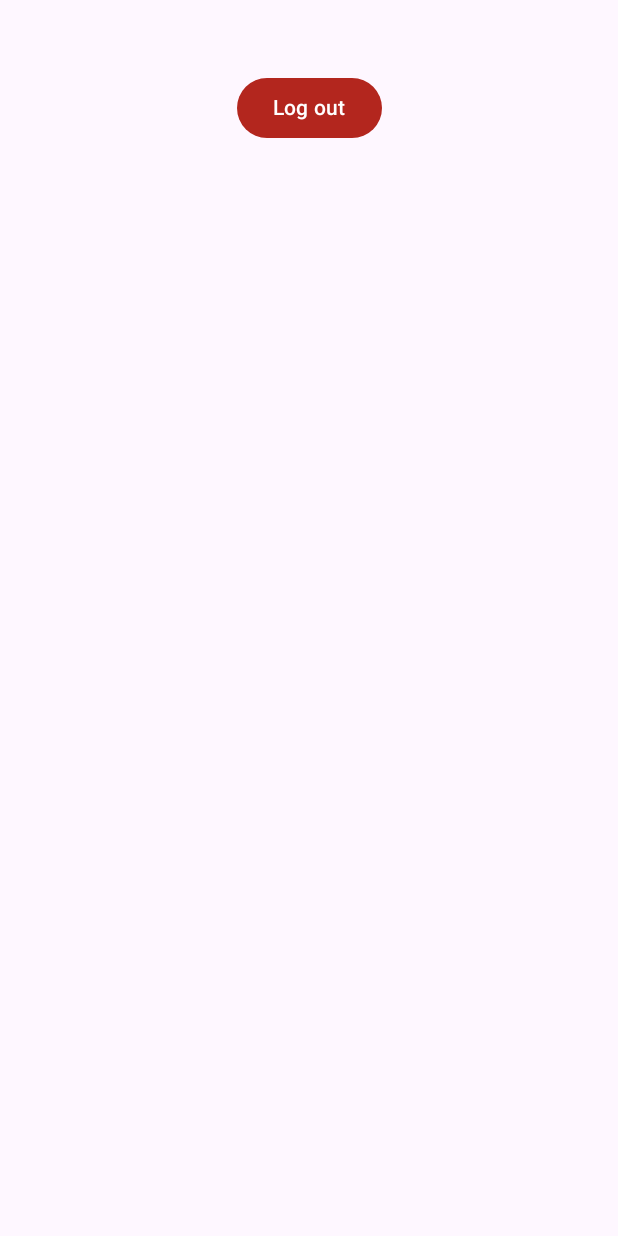
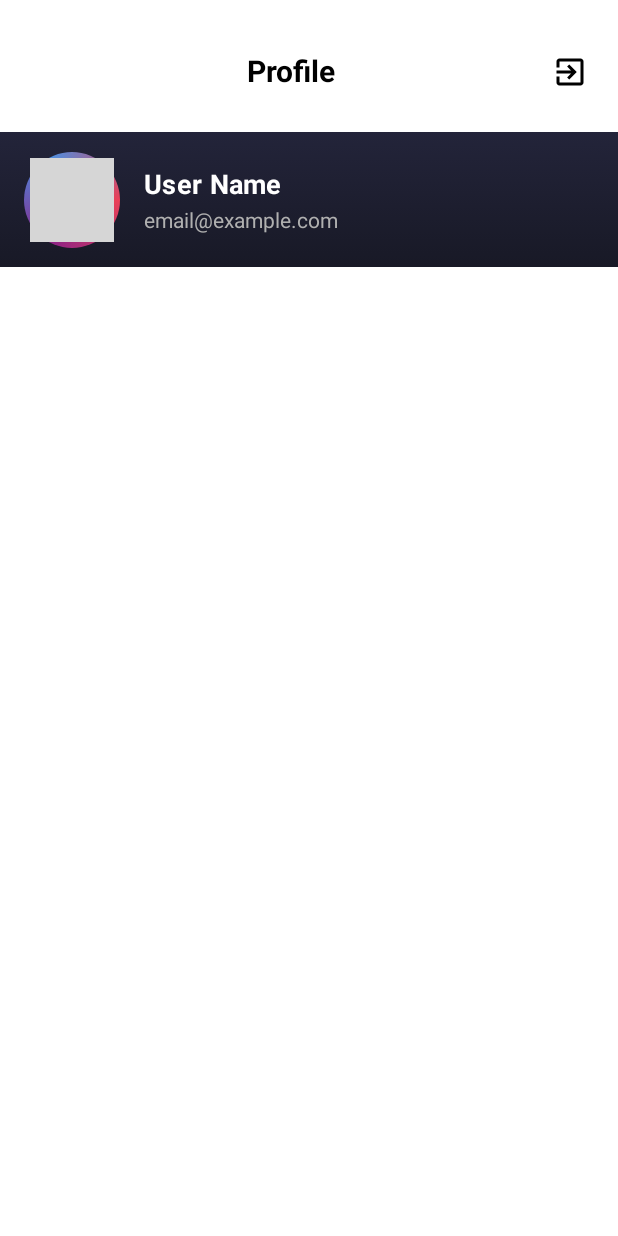
Before and after one commit to MishaNikolaev/Groovy-KMP, an Android app built with Jetpack Compose: the composable ProfileScreen called with empty values, on a phone screen of 412 x 824 dp. Run offline under Robolectric (Android 15) with nearby library versions, the phone set to English and light mode, and no system bars; our stand-ins replace Compose Multiplatform resources; 3 statements that could not run were skipped; grey boxes are pictures that could not be loaded.

Commit message:
Profile some ui changes

```diff
--- a/shared/src/commonMain/kotlin/com/nmichail/groovy_kmp/presentation/screen/profile/ProfileScreen.kt
+++ b/shared/src/commonMain/kotlin/com/nmichail/groovy_kmp/presentation/screen/profile/ProfileScreen.kt
@@ -1,60 +1,138 @@
 package com.nmichail.groovy_kmp.presentation.screen.profile
 
+import androidx.compose.foundation.Image
+import androidx.compose.foundation.background
 import androidx.compose.foundation.layout.*
-import androidx.compose.material3.*
+import androidx.compose.foundation.shape.CircleShape
+import androidx.compose.material.icons.Icons
+import androidx.compose.material.icons.filled.ExitToApp
+import androidx.compose.material3.AlertDialog
+import androidx.compose.material3.Icon
+import androidx.compose.material3.IconButton
+import androidx.compose.material3.MaterialTheme
+import androidx.compose.material3.Surface
+import androidx.compose.material3.Text
+import androidx.compose.material3.TextButton
 import androidx.compose.runtime.*
 import androidx.compose.ui.Alignment
 import androidx.compose.ui.Modifier
+import androidx.compose.ui.draw.clip
+import androidx.compose.ui.draw.shadow
+import androidx.compose.ui.graphics.Brush
+import androidx.compose.ui.graphics.Color
+import androidx.compose.ui.layout.ContentScale
+import androidx.compose.ui.text.font.FontWeight
 import androidx.compose.ui.unit.dp
+import androidx.compose.ui.unit.sp
+import org.jetbrains.compose.resources.painterResource
+import groovy_kmp.shared.generated.resources.Res
+import groovy_kmp.shared.generated.resources.profile_image_gray
 
 @Composable
 fun ProfileScreen(
     email: String?,
     username: String?,
-    onLogout: () -> Unit
+    onLogout: () -> Unit,
+    onBack: (() -> Unit)? = null
 ) {
     var showDialog by remember { mutableStateOf(false) }
-    Box(
-        modifier = Modifier.fillMaxSize(),
-        contentAlignment = Alignment.TopCenter
-    ) {
-        Column(
+    Column(modifier = Modifier.fillMaxSize().background(Color.White)) {
+        Spacer(modifier = Modifier.height(24.dp))
+        Row(
             modifier = Modifier
                 .fillMaxWidth()
-                .padding(top = 48.dp, start = 24.dp, end = 24.dp),
-            horizontalAlignment = Alignment.CenterHorizontally
+                .background(Color.White)
+                .padding(start = 8.dp, end = 8.dp, bottom = 0.dp),
+            verticalAlignment = Alignment.CenterVertically,
+            horizontalArrangement = Arrangement.SpaceBetween
         ) {
-            if (!email.isNullOrBlank()) {
-                Text(text = "Email: $email", style = MaterialTheme.typography.titleMedium)
-                Spacer(modifier = Modifier.height(8.dp))
-            }
-            if (!username.isNullOrBlank()) {
-                Text(text = "Username: $username", style = MaterialTheme.typography.titleMedium)
-                Spacer(modifier = Modifier.height(24.dp))
-            }
-            Button(
-                onClick = { showDialog = true },
-                colors = ButtonDefaults.buttonColors(containerColor = MaterialTheme.colorScheme.error)
-            ) {
-                Text("Log out", color = MaterialTheme.colorScheme.onError)
+            Spacer(modifier = Modifier.width(24.dp))
+            Text(
+                text = "Profile",
+                style = MaterialTheme.typography.headlineSmall.copy(fontWeight = FontWeight.Bold, fontSize = 20.sp),
+                color = Color.Black
+            )
+            IconButton(onClick = { showDialog = true }) {
+                Icon(Icons.Filled.ExitToApp, contentDescription = "Logout", tint = Color.Black, modifier = Modifier.size(24.dp))
             }
         }
+        Spacer(modifier = Modifier.height(16.dp))
+        Box(
+            modifier = Modifier
+                .fillMaxWidth()
+                .height(90.dp)
+                .background(
+                    Brush.verticalGradient(
+                        listOf(Color(0xFF23243A), Color(0xFF181926))
+                    )
+                ),
+            contentAlignment = Alignment.CenterStart
+        ) {
+            Row(
+                modifier = Modifier
+                    .fillMaxHeight()
+                    .fillMaxWidth()
+                    .padding(start = 16.dp, end = 16.dp),
+                verticalAlignment = Alignment.CenterVertically
+            ) {
+                Box(
+                    modifier = Modifier
+                        .size(64.dp)
+                        .background(
+                            brush = Brush.sweepGradient(
+                                listOf(
+                                    Color(0xFFE94057),
+                                    Color(0xFF8A2387),
+                                    Color(0xFF4A90E2),
+                                    Color(0xFFE94057)
+                                )
+                            ),
+                            shape = CircleShape
+                        ),
+                    contentAlignment = Alignment.Center
+                ) {
+                    Image(
+                        painter = painterResource(Res.drawable.profile_image_gray),
+                        contentDescription = "Avatar",
+                        modifier = Modifier.size(56.dp).clip(CircleShape),
+                        contentScale = ContentScale.Crop
+                    )
+                }
+                Spacer(modifier = Modifier.width(16.dp))
+                Column(
+                    verticalArrangement = Arrangement.Center
+                ) {
+                    Text(
+                        text = username ?: "User Name",
+                        style = MaterialTheme.typography.titleMedium.copy(fontWeight = FontWeight.Bold, fontSize = 18.sp),
+                        color = Color.White
+                    )
+                    Spacer(modifier = Modifier.height(4.dp))
+                    Text(
+                        text = email ?: "email@example.com",
+                        style = MaterialTheme.typography.bodyMedium.copy(color = Color(0xFFB0B0B0), fontSize = 14.sp),
+                        color = Color(0xFFB0B0B0)
+                    )
+                }
+            }
+        }
+        Spacer(modifier = Modifier.height(16.dp))
         if (showDialog) {
             AlertDialog(
                 onDismissRequest = { showDialog = false },
                 title = { Text("Log out") },
-                text = { Text("Вы действительно хотите выйти из аккаунта?") },
+                text = { Text("Are you sure you want to log out of your account??") },
                 confirmButton = {
                     TextButton(onClick = {
                         showDialog = false
                         onLogout()
                     }) {
-                        Text("Да")
+                        Text("Yes")
                     }
                 },
                 dismissButton = {
                     TextButton(onClick = { showDialog = false }) {
-                        Text("Нет")
+                        Text("No")
                     }
                 }
             )
```
Also changed, not shown: shared/src/commonMain/composeResources/drawable/profile_image_gray.jpg (added).
